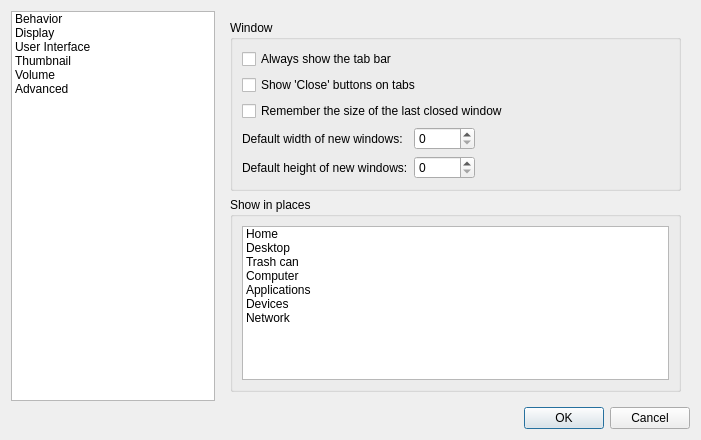
Old version of the form src/preferences.ui in the repository lxqt/pcmanfm-qt.
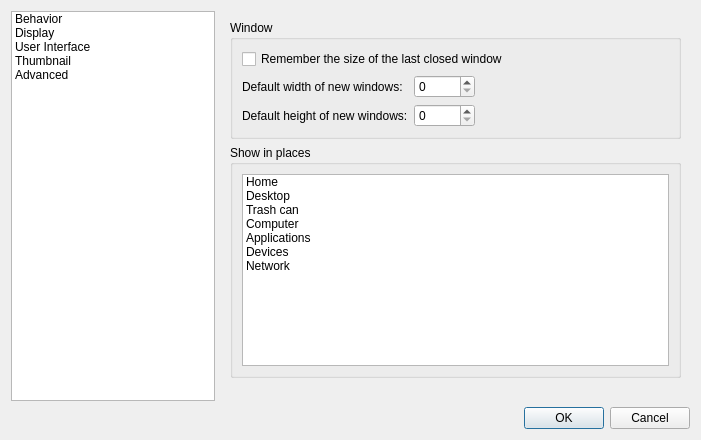
New version of the form. The open tabs and pages were chosen to show the change. Icons and pictures are not drawn.

Commit message: Remove tabs to simplify user interface

The edit to the form file:
```diff
--- a/src/preferences.ui
+++ b/src/preferences.ui
@@ -50,11 +50,6 @@
          <string>Thumbnail</string>
         </property>
        </item>
-       <item>
-        <property name="text">
-         <string>Volume</string>
-        </property>
-       </item>
        <item>
         <property name="text">
          <string>Advanced</string>
@@ -333,54 +328,40 @@
              <enum>QFormLayout::ExpandingFieldsGrow</enum>
             </property>
             <item row="0" column="0" colspan="2">
-             <widget class="QCheckBox" name="alwaysShowTabs">
-              <property name="text">
-               <string>Always show the tab bar</string>
-              </property>
-             </widget>
-            </item>
-            <item row="1" column="0" colspan="2">
-             <widget class="QCheckBox" name="showTabClose">
-              <property name="text">
-               <string>Show 'Close' buttons on tabs	</string>
-              </property>
-             </widget>
-            </item>
-            <item row="2" column="0" colspan="2">
              <widget class="QCheckBox" name="rememberWindowSize">
               <property name="text">
                <string>Remember the size of the last closed window</string>
               </property>
              </widget>
             </item>
-            <item row="3" column="0">
+            <item row="1" column="0">
              <widget class="QLabel" name="label_12">
               <property name="text">
                <string>Default width of new windows:</string>
               </property>
              </widget>
             </item>
-            <item row="4" column="0">
+            <item row="1" column="1">
+             <widget class="QSpinBox" name="fixedWindowWidth">
+              <property name="maximum">
+               <number>32768</number>
+              </property>
+             </widget>
+            </item>
+            <item row="2" column="0">
              <widget class="QLabel" name="label_13">
               <property name="text">
                <string>Default height of new windows:</string>
               </property>
              </widget>
             </item>
-            <item row="4" column="1">
+            <item row="2" column="1">
              <widget class="QSpinBox" name="fixedWindowHeight">
               <property name="maximum">
                <number>32768</number>
               </property>
              </widget>
             </item>
-            <item row="3" column="1">
-             <widget class="QSpinBox" name="fixedWindowWidth">
-              <property name="maximum">
-               <number>32768</number>
-              </property>
-             </widget>
-            </item>
            </layout>
           </widget>
          </item>
```
Left out of the diff: 262 changed lines with no effect on the pictures. The commit also changes 7 other files.
